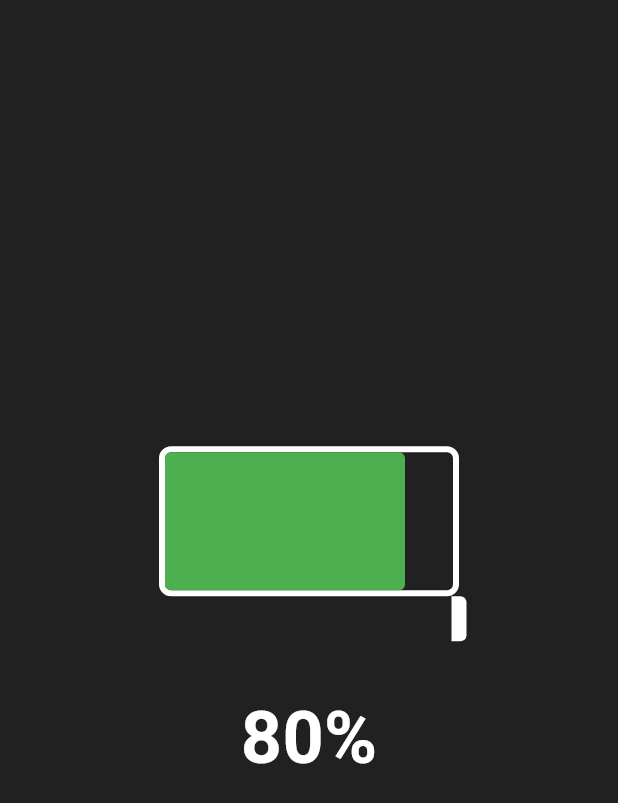
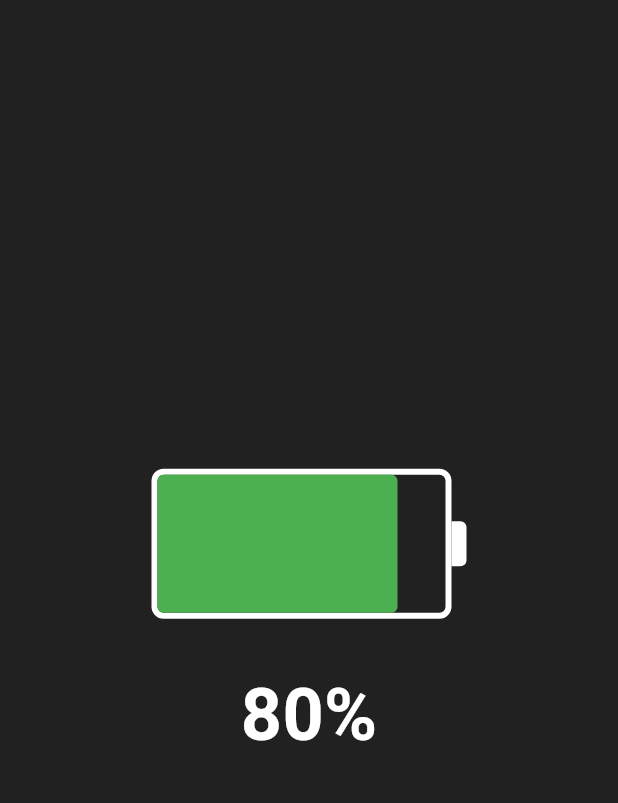
Before and after one commit to hungsean/my_maid, a Flutter app: the screen it shows after launch, on a phone screen of 412 x 824 dp. Shown: the top 803 px of the screen. Run offline on Flutter 3.47's test engine with Material 3 defaults, Android fonts, the phone set to English and light mode, and no system bars.

Commit message:
💄 Improve battery widget layout with Row composition
- Restructure battery components (body and head) into a Row layout
- Translate comments to English for consistency
- Enhance visual alignment and spacing

🤖 Generated with Claude Code

Co-Authored-By: Claude <noreply@anthropic.com>

```diff
--- a/lib/widgets/battery_widget.dart
+++ b/lib/widgets/battery_widget.dart
@@ -13,7 +13,12 @@ class BatteryWidget extends StatelessWidget {
     return Column(
       mainAxisAlignment: MainAxisAlignment.center,
       children: [
-        // 電池圖示
+        // Battery icon (body + head combined in a Row)
+        Row(
+          mainAxisSize: MainAxisSize.min,
+          crossAxisAlignment: CrossAxisAlignment.center,
+          children: [
+            // Battery body
             Container(
               width: 200,
               height: 100,
@@ -23,7 +28,7 @@ class BatteryWidget extends StatelessWidget {
               ),
               child: Stack(
                 children: [
-              // 電量填充
+                  // Battery level fill
                   Align(
                     alignment: Alignment.centerLeft,
                     child: Container(
@@ -37,11 +42,10 @@ class BatteryWidget extends StatelessWidget {
                 ],
               ),
             ),
-        // 電池頭
+            // Battery head
             Container(
               width: 10,
               height: 30,
-          margin: const EdgeInsets.only(left: 200),
               decoration: BoxDecoration(
                 color: Colors.white,
                 borderRadius: const BorderRadius.only(
@@ -50,8 +54,10 @@ class BatteryWidget extends StatelessWidget {
                 ),
               ),
             ),
+          ],
+        ),
         const SizedBox(height: 30),
-        // 電量百分比文字
+        // Battery percentage text
         Text(
           '$batteryLevel%',
           style: const TextStyle(
```
Lines whose indentation alone changed are shown as unchanged.
